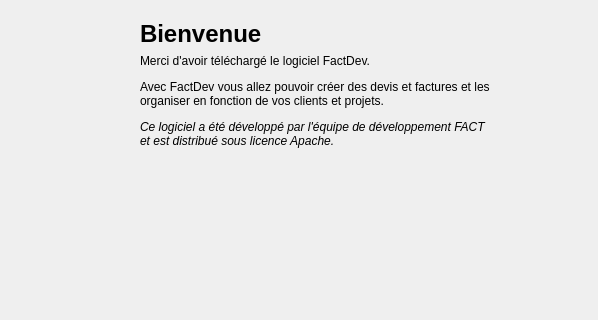
First picture: the form in src/gui/dialogs/startedwindowsdialog.ui, repository FACT-Team/FactDev, before the edit; both pictures show x 142 to 740 and y 0 to 320 of the 740 by 420 pixel window.
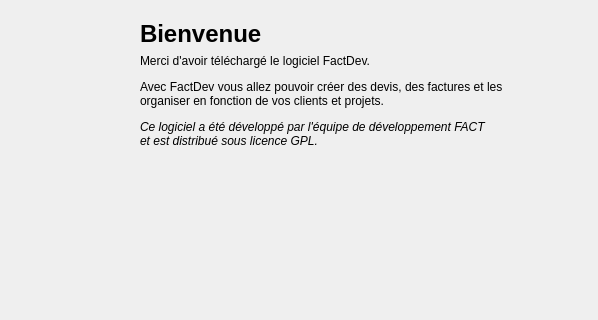
Second picture: the form after the edit. The open tabs and pages were chosen to show the change. Icons and pictures are not drawn. Custom widgets are drawn as their Qt base class.

Commit message: Add GPL licence !

What changed in the file:
```diff
--- a/src/gui/dialogs/startedwindowsdialog.ui
+++ b/src/gui/dialogs/startedwindowsdialog.ui
@@ -85,7 +85,7 @@
        <item row="1" column="0" colspan="3">
         <widget class="QLabel" name="lbDescriptionWelcome">
          <property name="text">
-          <string>&lt;html&gt;&lt;head/&gt;&lt;body&gt;&lt;p align=&quot;justify&quot;&gt;Merci d'avoir téléchargé le logiciel FactDev.&lt;/p&gt;&lt;p align=&quot;justify&quot;&gt;Avec FactDev vous allez pouvoir créer des devis et factures et les&lt;br/&gt;organiser en fonction de vos clients et projets. &lt;/p&gt;&lt;p align=&quot;justify&quot;&gt;&lt;span style=&quot; font-style:italic;&quot;&gt;Ce logiciel a été développé par l'équipe de développement FACT&lt;br/&gt;et est distribué sous licence Apache. &lt;/span&gt;&lt;/p&gt;&lt;/body&gt;&lt;/html&gt;</string>
+          <string>&lt;html&gt;&lt;head/&gt;&lt;body&gt;&lt;p align=&quot;justify&quot;&gt;Merci d'avoir téléchargé le logiciel FactDev.&lt;/p&gt;&lt;p align=&quot;justify&quot;&gt;Avec FactDev vous allez pouvoir créer des devis, des factures et les&lt;br/&gt;organiser en fonction de vos clients et projets. &lt;/p&gt;&lt;p align=&quot;justify&quot;&gt;&lt;span style=&quot; font-style:italic;&quot;&gt;Ce logiciel a été développé par l'équipe de développement FACT&lt;br/&gt;et est distribué sous licence GPL. &lt;/span&gt;&lt;/p&gt;&lt;/body&gt;&lt;/html&gt;</string>
          </property>
         </widget>
        </item>
```
Left out of the diff: 2 changed lines with no effect on the pictures. The commit also changes 1 other file.
